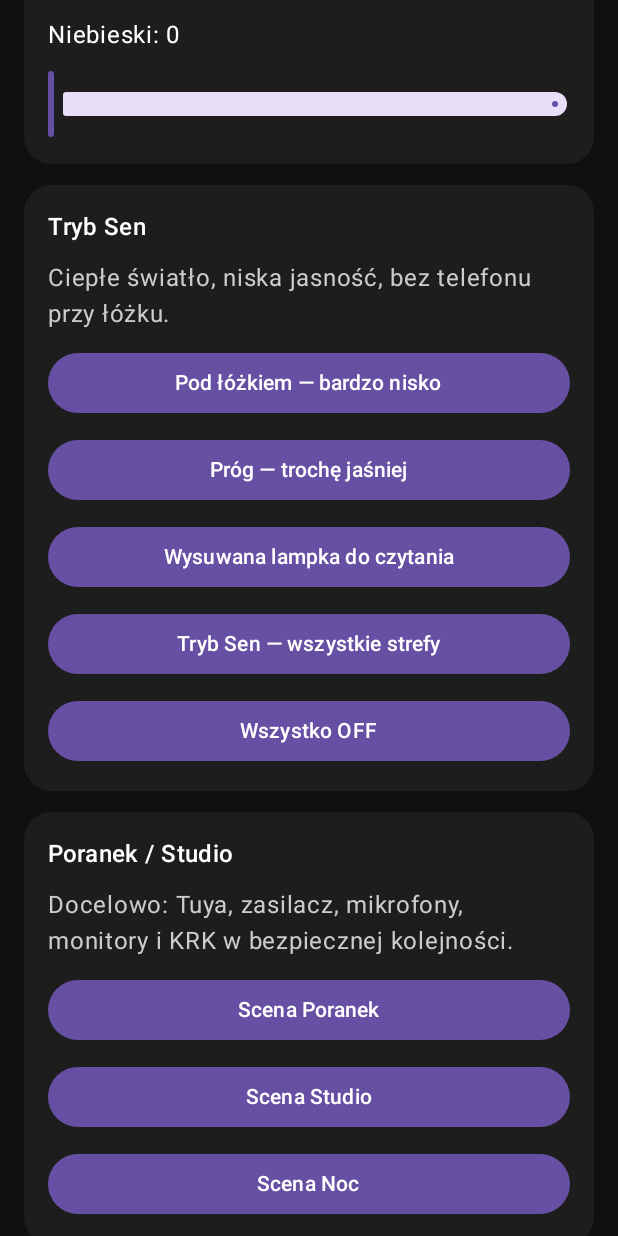
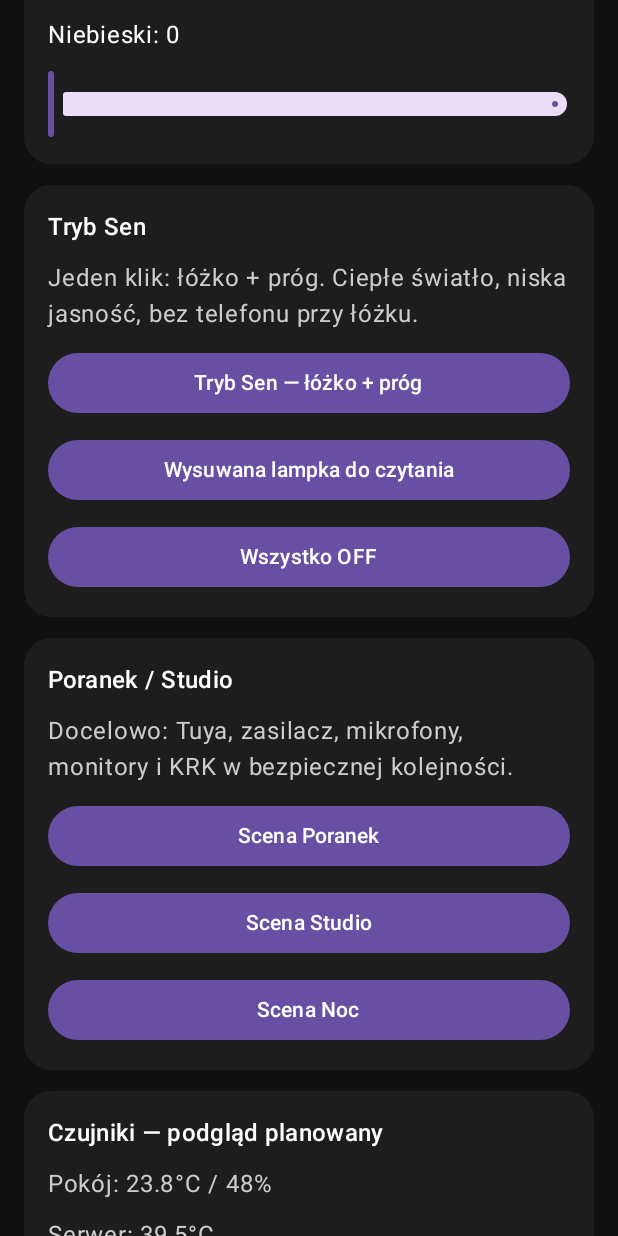
Before and after one commit to Krzysztof-Lewandowski477/smart-room-controller, an Android app built with Jetpack Compose: the screen it shows after launch (MainActivity), scrolled down 576 dp, on a phone screen of 412 x 824 dp. Run offline under Robolectric (Android 15) with nearby library versions, the light colour scheme and no system bars; 2 statements that could not run were skipped.

Commit message:
android: add MQTT publishing support

```diff
--- a/app/src/main/java/com/kris/smartroomcontroller/MainActivity.kt
+++ b/app/src/main/java/com/kris/smartroomcontroller/MainActivity.kt
@@ -24,6 +24,7 @@ import androidx.compose.material3.Slider
 import androidx.compose.material3.Switch
 import androidx.compose.material3.Text
 import androidx.compose.runtime.Composable
+import androidx.compose.runtime.LaunchedEffect
 import androidx.compose.runtime.getValue
 import androidx.compose.runtime.mutableStateOf
 import androidx.compose.runtime.remember
@@ -46,6 +47,7 @@ class MainActivity : ComponentActivity() {
 fun SmartRoomControllerApp() {
     var mode by remember { mutableStateOf("manual") }
     var selectedZone by remember { mutableStateOf("main_led") }
+    var customPayload by remember { mutableStateOf<String?>(null) }
 
     var ledOn by remember { mutableStateOf(false) }
     var brightness by remember { mutableStateOf(128f) }
@@ -54,13 +56,33 @@ fun SmartRoomControllerApp() {
     var green by remember { mutableStateOf(0f) }
     var blue by remember { mutableStateOf(0f) }
 
+    var mqttStatus by remember { mutableStateOf("MQTT: łączenie...") }
+
+    val mqttManager = remember {
+        MqttManager(
+            brokerHost = "192.168.233.198",
+            brokerPort = 1883
+        )
+    }
+
+    LaunchedEffect(Unit) {
+        mqttManager.connect(
+            onConnected = {
+                mqttStatus = "MQTT: połączono"
+            },
+            onError = { error ->
+                mqttStatus = "MQTT: błąd - $error"
+            }
+        )
+    }
+
     val previewColor = Color(
         red = red.toInt(),
         green = green.toInt(),
         blue = blue.toInt()
     )
 
-    val jsonPayload = buildLedPayload(
+    val jsonPayload = customPayload ?: buildLedPayload(
         mode = mode,
         zone = selectedZone,
         power = ledOn,
@@ -86,8 +108,8 @@ fun SmartRoomControllerApp() {
             )
 
             Text(
-                text = "MQTT: tryb testowy / payload gotowy",
-                color = Color.Yellow
+                text = mqttStatus,
+                color = if (mqttStatus.contains("połączono")) Color.Green else Color.Yellow
             )
 
             ColorPreview(previewColor = previewColor)
@@ -99,26 +121,31 @@ fun SmartRoomControllerApp() {
                 green = green,
                 blue = blue,
                 onPowerChange = {
+                    customPayload = null
                     ledOn = it
                     mode = "manual"
                     selectedZone = "main_led"
                 },
                 onBrightnessChange = {
+                    customPayload = null
                     brightness = it
                     mode = "manual"
                     selectedZone = "main_led"
                 },
                 onRedChange = {
+                    customPayload = null
                     red = it
                     mode = "manual"
                     selectedZone = "main_led"
                 },
                 onGreenChange = {
+                    customPayload = null
                     green = it
                     mode = "manual"
                     selectedZone = "main_led"
                 },
                 onBlueChange = {
+                    customPayload = null
                     blue = it
                     mode = "manual"
                     selectedZone = "main_led"
@@ -126,23 +153,15 @@ fun SmartRoomControllerApp() {
             )
 
             SleepModeCard(
-                onUnderBed = {
-                    mode = "sleep_under_bed"
-                    selectedZone = "under_bed"
+                onFullSleep = {
+                    mode = "sleep_full"
+                    selectedZone = "all_sleep_zones"
                     ledOn = true
-                    brightness = 8f
+                    brightness = 15f
                     red = 255f
-                    green = 35f
+                    green = 50f
                     blue = 0f
-                },
-                onThreshold = {
-                    mode = "sleep_threshold"
-                    selectedZone = "threshold"
-                    ledOn = true
-                    brightness = 25f
-                    red = 255f
-                    green = 75f
-                    blue = 0f
+                    customPayload = buildSleepModePayload()
                 },
                 onReadingLamp = {
                     mode = "reading_lamp"
@@ -152,15 +171,7 @@ fun SmartRoomControllerApp() {
                     red = 255f
                     green = 110f
                     blue = 20f
-                },
-                onFullSleep = {
-                    mode = "sleep_full"
-                    selectedZone = "all_sleep_zones"
-                    ledOn = true
-                    brightness = 15f
-                    red = 255f
-                    green = 50f
-                    blue = 0f
+                    customPayload = buildReadingLampPayload()
                 },
                 onAllOff = {
                     mode = "all_off"
@@ -170,6 +181,7 @@ fun SmartRoomControllerApp() {
                     red = 0f
                     green = 0f
                     blue = 0f
+                    customPayload = buildAllOffPayload()
                 }
             )
 
@@ -182,8 +194,10 @@ fun SmartRoomControllerApp() {
                     red = 255f
                     green = 220f
                     blue = 160f
+                    customPayload = buildMorningPayload()
                 },
                 onStudio = {
+                    customPayload = null
                     mode = "studio"
                     selectedZone = "studio_lights"
                     ledOn = true
@@ -193,6 +207,7 @@ fun SmartRoomControllerApp() {
                     blue = 255f
                 },
                 onNight = {
+                    customPayload = null
                     mode = "night"
                     selectedZone = "main_led"
                     ledOn = true
@@ -206,6 +221,18 @@ fun SmartRoomControllerApp() {
             SensorsPreviewCard()
 
             JsonPreviewCard(jsonPayload = jsonPayload)
+
+            Button(
+                onClick = {
+                    mqttManager.publish(
+                        topic = "home/room/led/set",
+                        payload = jsonPayload
+                    )
+                },
+                modifier = Modifier.fillMaxWidth()
+            ) {
+                Text("Wyślij do MQTT")
+            }
         }
     }
 }
@@ -309,30 +336,21 @@ fun MainLedCard(
 
 @Composable
 fun SleepModeCard(
-    onUnderBed: () -> Unit,
-    onThreshold: () -> Unit,
+    onFullSleep: () -> Unit,
     onReadingLamp: () -> Unit,
-    onFullSleep: () -> Unit,
     onAllOff: () -> Unit
 ) {
     SectionCard(title = "Tryb Sen") {
         Text(
-            text = "Ciepłe światło, niska jasność, bez telefonu przy łóżku.",
+            text = "Jeden klik: łóżko + próg. Ciepłe światło, niska jasność, bez telefonu przy łóżku.",
             color = Color.LightGray
         )
 
         Button(
-            onClick = onUnderBed,
+            onClick = onFullSleep,
             modifier = Modifier.fillMaxWidth()
         ) {
-            Text("Pod łóżkiem — bardzo nisko")
-        }
-
-        Button(
-            onClick = onThreshold,
-            modifier = Modifier.fillMaxWidth()
-        ) {
-            Text("Próg — trochę jaśniej")
+            Text("Tryb Sen — łóżko + próg")
         }
 
         Button(
@@ -340,13 +358,6 @@ fun SleepModeCard(
             modifier = Modifier.fillMaxWidth()
         ) {
             Text("Wysuwana lampka do czytania")
-        }
-
-        Button(
-            onClick = onFullSleep,
-            modifier = Modifier.fillMaxWidth()
-        ) {
-            Text("Tryb Sen — wszystkie strefy")
         }
 
         Button(
@@ -451,3 +462,140 @@ fun buildLedPayload(
         }
     """.trimIndent()
 }
+
+fun buildSleepModePayload(): String {
+    return """
+        {
+          "mode": "sleep_full",
+          "zones": {
+            "under_bed": {
+              "power": true,
+              "brightness": 8,
+              "r": 255,
+              "g": 35,
+              "b": 0
+            },
+            "threshold": {
+              "power": true,
+              "brightness": 25,
+              "r": 255,
+              "g": 75,
+              "b": 0
+            },
+            "reading_lamp": {
+              "power": false,
+              "brightness": 0,
+              "r": 0,
+              "g": 0,
+              "b": 0
+            }
+          }
+        }
+    """.trimIndent()
+}
+
+fun buildReadingLampPayload(): String {
+    return """
+        {
+          "mode": "reading_lamp",
+          "zones": {
+            "under_bed": {
+              "power": true,
+              "brightness": 8,
+              "r": 255,
+              "g": 35,
+              "b": 0
+            },
+            "threshold": {
+              "power": true,
+              "brightness": 25,
+              "r": 255,
+              "g": 75,
+              "b": 0
+            },
+            "reading_lamp": {
+              "power": true,
+              "brightness": 70,
+              "r": 255,
+              "g": 110,
+              "b": 20
+            }
+          }
+        }
+    """.trimIndent()
+}
+
+fun buildMorningPayload(): String {
+    return """
+        {
+          "mode": "morning",
+          "sequence": [
+            {
+              "device": "main_power_supply",
+              "power": true,
+              "delayMs": 0
+            },
+            {
+              "device": "monitors",
+              "power": true,
+              "delayMs": 3000
+            },
+            {
+              "device": "audio_interface_microphones",
+              "power": true,
+              "delayMs": 5000
+            },
+            {
+              "device": "studio_monitors_krk",
+              "power": true,
+              "delayMs": 8000
+            }
+          ],
+          "led": {
+            "power": true,
+            "brightness": 180,
+            "r": 255,
+            "g": 220,
+            "b": 160
+          }
+        }
+    """.trimIndent()
+}
+
+fun buildAllOffPayload(): String {
+    return """
+        {
+          "mode": "all_off",
+          "zones": {
+            "under_bed": {
+              "power": false,
+              "brightness": 0,
+              "r": 0,
+              "g": 0,
+              "b": 0
+            },
+            "threshold": {
+              "power": false,
+              "brightness": 0,
+              "r": 0,
+              "g": 0,
+              "b": 0
+            },
+            "reading_lamp": {
+              "power": false,
+              "brightness": 0,
+              "r": 0,
+              "g": 0,
+              "b": 0
+            },
+            "main_led": {
+              "power": false,
+              "brightness": 0,
+              "r": 0,
+              "g": 0,
+              "b": 0
+            }
+          }
+        }
+    """.trimIndent()
+}
```
Also changed, not shown: app/build.gradle.kts (+17 -1 lines), app/src/main/AndroidManifest.xml (+6 -3 lines), app/src/main/java/com/kris/smartroomcontroller/MqttManager.kt (added, +58 -0 lines).
